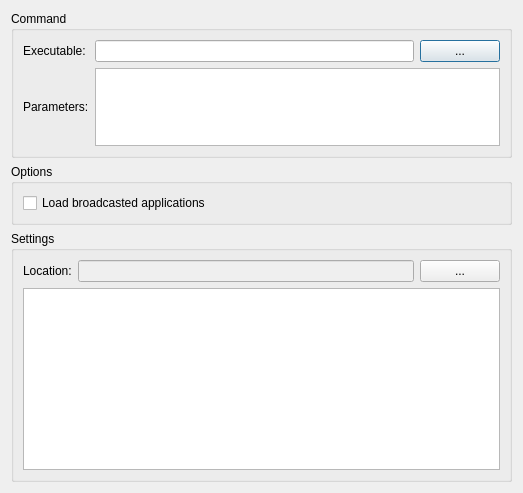
Before: the Qt Designer form application/forms/qnplrunform.ui in TeleMidia/ginga-2010-2015-gui, drawn with Qt 5.
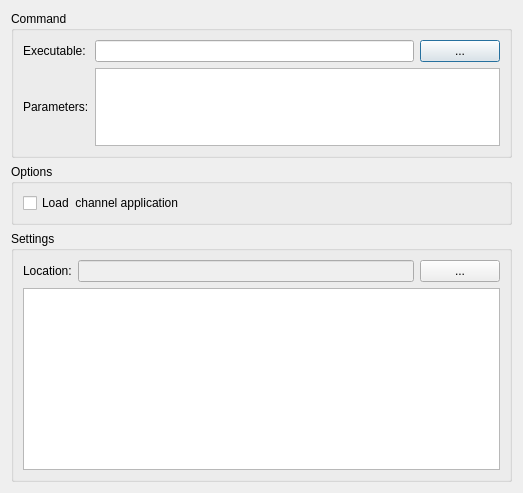
After: the same form once the commit is applied.

```diff
--- a/application/forms/qnplrunform.ui
+++ b/application/forms/qnplrunform.ui
@@ -94,7 +94,7 @@
       <item>
        <widget class="QCheckBox" name="checkBox">
         <property name="text">
-         <string>Load broadcasted applications</string>
+         <string>Load  channel application</string>
         </property>
        </widget>
       </item>
```
